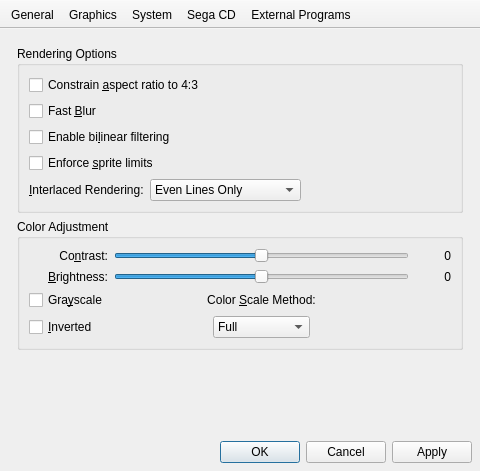
Old version of the form src/gens-qt4/ui/GeneralConfigWindow.ui in the repository GerbilSoft/gens-gs-ii.
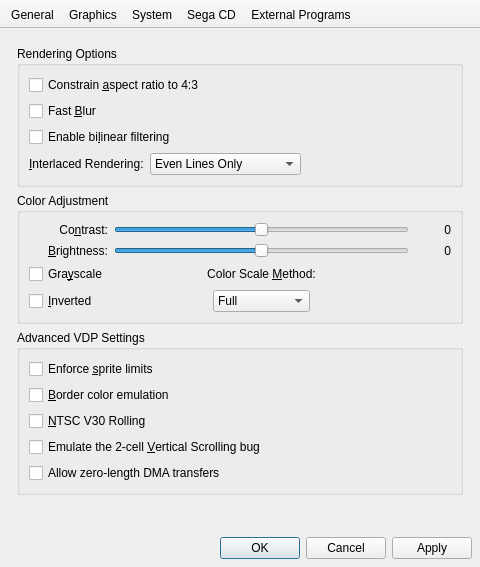
New version of the form. The open tabs and pages were chosen to show the change. Icons and pictures are not drawn. Custom widgets are drawn as their Qt base class.

Commit message:
[gens-qt4] GeneralConfigWindow: Added checkboxes for vscrollBug and zeroLengthDMA.
Moved all of the VDP settings to an "Advanced VDP Settings" groupbox
in the Graphics tab.

TODO: Move the VDP settings to a new tab.

The edit to the form file:
```diff
--- a/src/gens-qt4/ui/GeneralConfigWindow.ui
+++ b/src/gens-qt4/ui/GeneralConfigWindow.ui
@@ -7,7 +7,7 @@
     <x>0</x>
     <y>0</y>
     <width>480</width>
-    <height>471</height>
+    <height>567</height>
    </rect>
   </property>
   <property name="minimumSize">
@@ -152,17 +152,6 @@
              </property>
             </widget>
            </item>
-           <item>
-            <widget class="QCheckBox" name="chkBorderColor">
-             <property name="toolTip">
-              <string>Use the background color in the border area
-instead of drawing a black border.</string>
-             </property>
-             <property name="text">
-              <string>&amp;Border color emulation</string>
-             </property>
-            </widget>
-           </item>
            <item>
             <widget class="QCheckBox" name="chkPauseTint">
              <property name="toolTip">
@@ -174,18 +163,6 @@
              </property>
             </widget>
            </item>
-           <item>
-            <widget class="QCheckBox" name="chkNtscV30Rolling">
-             <property name="toolTip">
-              <string>Simulates the &quot;rolling&quot; effect observed on the
-Mega Drive hardware if 320x240 mode is set
-on NTSC models.</string>
-             </property>
-             <property name="text">
-              <string>&amp;NTSC V30 Rolling</string>
-             </property>
-            </widget>
-           </item>
           </layout>
          </widget>
         </item>
@@ -336,13 +313,6 @@
              </property>
             </widget>
            </item>
-           <item>
-            <widget class="QCheckBox" name="chkSpriteLimits">
-             <property name="text">
-              <string>Enforce &amp;sprite limits</string>
-             </property>
-            </widget>
-           </item>
            <item>
             <layout class="QHBoxLayout" name="hboxInterlacedMode">
              <item>
@@ -517,7 +487,7 @@
            <item row="2" column="1">
             <widget class="QLabel" name="lblColorScaleMethod">
              <property name="text">
-              <string>Color &amp;Scale Method:</string>
+              <string>Color Scale &amp;Method:</string>
              </property>
              <property name="textFormat">
               <enum>Qt::PlainText</enum>
@@ -568,6 +538,83 @@
           </layout>
          </widget>
         </item>
+        <item>
+         <widget class="QGroupBox" name="grpAdvancedVDP">
+          <property name="title">
+           <string>Advanced VDP Settings</string>
+          </property>
+          <layout class="QVBoxLayout" name="verticalLayout_7">
+           <item>
+            <widget class="QCheckBox" name="chkSpriteLimits">
+             <property name="toolTip">
+              <string>Enforces the per-line and per-frame sprite limits
+as observed in the actual VDP.</string>
+             </property>
+             <property name="text">
+              <string>Enforce &amp;sprite limits</string>
+             </property>
+            </widget>
+           </item>
+           <item>
+            <widget class="QCheckBox" name="chkBorderColor">
+             <property name="toolTip">
+              <string>Use the background color in the border area
+instead of drawing a black border.</string>
+             </property>
+             <property name="text">
+              <string>&amp;Border color emulation</string>
+             </property>
+            </widget>
+           </item>
+           <item>
+            <widget class="QCheckBox" name="chkNtscV30Rolling">
+             <property name="toolTip">
+              <string>Simulates the &quot;rolling&quot; effect observed on the
+Mega Drive hardware if 320x240 mode is set
+on NTSC models.</string>
+             </property>
+             <property name="text">
+              <string>&amp;NTSC V30 Rolling</string>
+             </property>
+            </widget>
+           </item>
+           <item>
+            <widget class="QCheckBox" name="chkVScrollBug">
+             <property name="toolTip">
+              <string>If enabled, 2-cell vertical scrolling will exhibit glitches in the
+left-most column if horizontal scrolling is used at the same
+time. This matches the behavior seen on Genesis 1 (MK-1601)
+and Genesis 2 (MK-1631) consoles.
+
+The Genesis 3 (MK-1641) does not show this bug, so disabling
+this option will more accurately simulate the Genesis 3.</string>
+             </property>
+             <property name="text">
+              <string>Emulate the 2-cell &amp;Vertical Scrolling bug</string>
+             </property>
+            </widget>
+           </item>
+           <item>
+            <widget class="QCheckBox" name="chkZeroLengthDMA">
+             <property name="toolTip">
+              <string>The Genesis VDP has a bug where a DMA transfer with a length
+of 0 results in a transfer of 128 KB. Older versions of Gens did
+not handle this properly, and simply ignored zero-length
+transfers. This was incorrectly used by some hacks, so those
+hacks will break in emulators that handle this correctly.
+
+If you want to play one of these hacks, enable this option.
+Be warned that it may break commercial games and other
+programs that depend on the correct VDP behavior.</string>
+             </property>
+             <property name="text">
+              <string>Allow zero-length DMA transfers</string>
+             </property>
+            </widget>
+           </item>
+          </layout>
+         </widget>
+        </item>
         <item>
          <spacer name="vspcGraphics">
           <property name="orientation">
```
Left out of the diff: 11 changed lines with no effect on the pictures. The commit also changes 3 other files.
